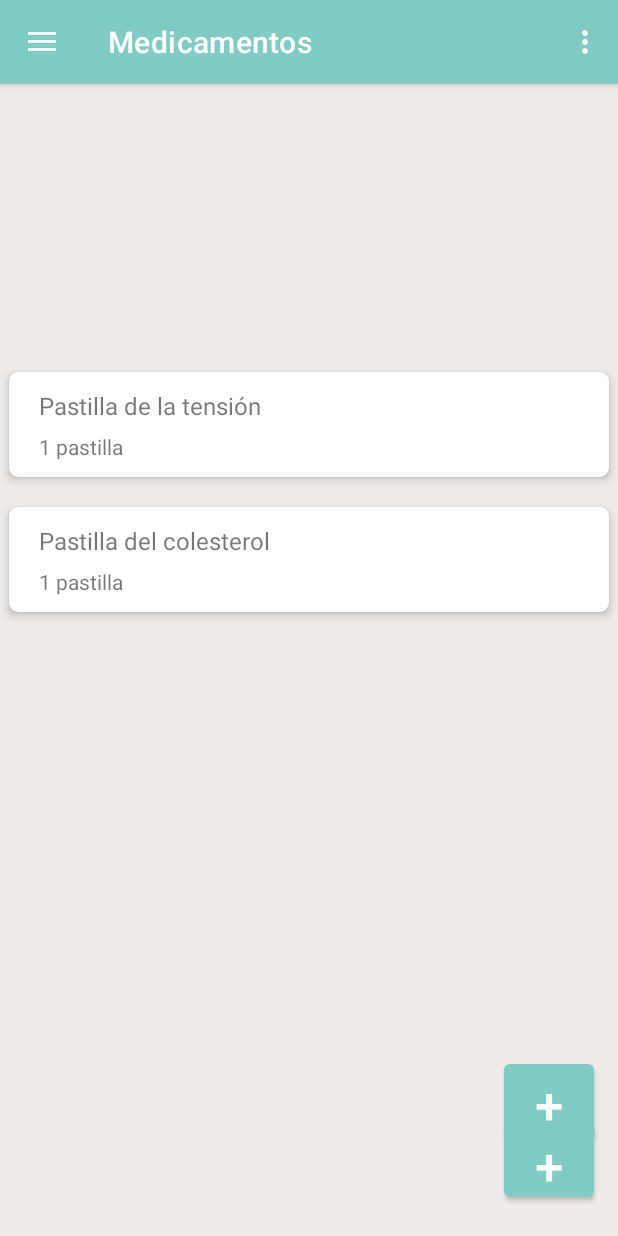
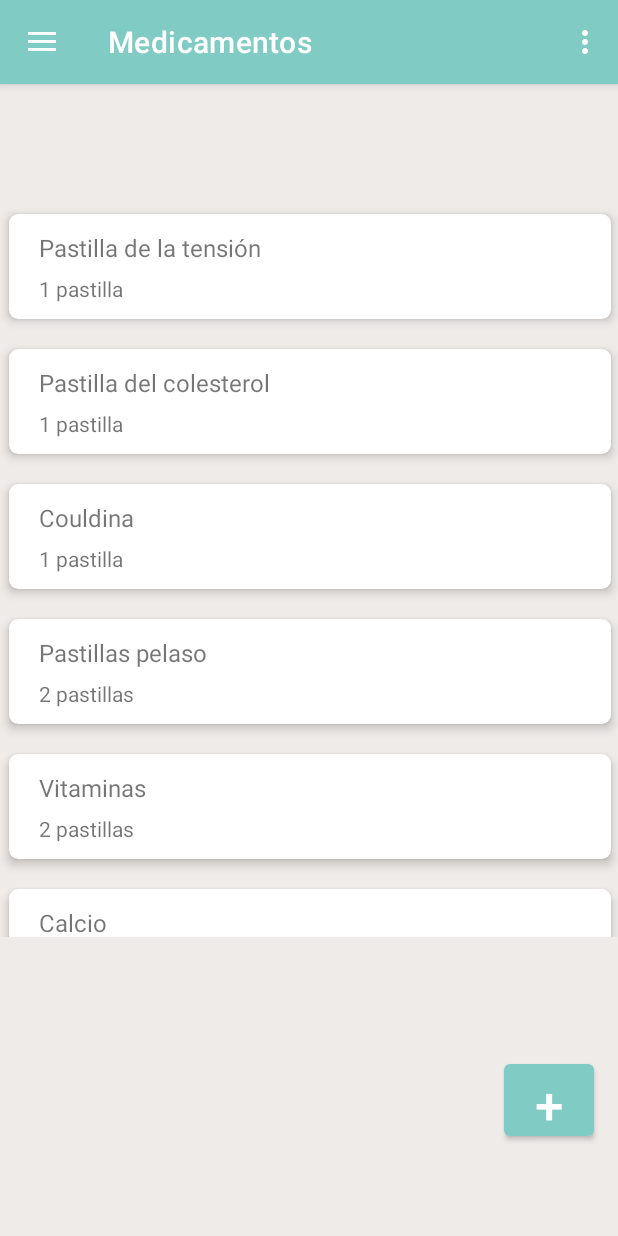
Before and after one commit to silviamoyano/HealthM8, an Android app: the CitasFragment screen opened directly, with no data from a screen before it, in the side drawer, after a tap on "Medicamentos", on a phone screen of 412 x 824 dp. Run offline under Robolectric (Android 15) with nearby library versions, the phone set to English and light mode, and no system bars; our stand-ins replace navigation-ui.

Commit message:
Actualizar listado citas del RecyclerView tras un alta
Actualizacion del listado de citas cuando damos de alta una

```diff
--- a/app/src/main/java/es/studium/healthm8/MainActivity.java
+++ b/app/src/main/java/es/studium/healthm8/MainActivity.java
@@ -11,29 +11,39 @@ import android.widget.Toast;
 
 import com.google.android.material.navigation.NavigationView;
 
+import androidx.annotation.NonNull;
 import androidx.appcompat.app.AlertDialog;
+import androidx.core.view.GravityCompat;
+import androidx.fragment.app.Fragment;
 import androidx.navigation.NavController;
 import androidx.navigation.Navigation;
+import androidx.navigation.fragment.NavHostFragment;
 import androidx.navigation.ui.AppBarConfiguration;
 import androidx.navigation.ui.NavigationUI;
 import androidx.drawerlayout.widget.DrawerLayout;
 import androidx.appcompat.app.AppCompatActivity;
 
+import java.util.ArrayList;
+import java.util.List;
+
 import es.studium.healthm8.databinding.ActivityMainBinding;
+import es.studium.healthm8.ui.citas.Citas;
 import es.studium.healthm8.ui.citas.CitasFragment;
 import es.studium.healthm8.ui.citas.OnDialogoNuevaCitaListener;
+import es.studium.healthm8.ui.medicamentos.MedicamentosFragment;
 
-public class MainActivity extends AppCompatActivity implements OnDialogoNuevaCitaListener
+public class MainActivity extends AppCompatActivity implements OnDialogoNuevaCitaListener//, NavigationView.OnNavigationItemSelectedListener
 {
     private AppBarConfiguration mAppBarConfiguration;
     private ActivityMainBinding binding;
 
     SharedPreferences sharedpreferences;
     public int idUsuarioLogueado;
+    List<Citas> listaCitasUsuario = new ArrayList<>();
+    CitasFragment citasFragment;
 
     @Override
-    protected void onCreate(Bundle savedInstanceState)
-    {
+    protected void onCreate(Bundle savedInstanceState) {
         super.onCreate(savedInstanceState);
 
         //Creamos en memoria la vista de la actividad principal a partir del activity_main.xml
@@ -80,29 +90,34 @@ public class MainActivity extends AppCompatActivity implements OnDialogoNuevaCit
         NavigationUI.setupWithNavController(navigationView, navController);
 
         /*Verificamos si es la primera vez que se crea el MainActivity.
-        * Si es la primera vez es igual a null. Por lo tanto, mostramos CitasFragment
-        * y pasamos los argumentos necesarios.
-        * Lo colocamos al final del onCreate para que el MainActivity se cargue por completo
-        * antes de pasarle los args al fragmento.*/
+         * Si es la primera vez es igual a null. Por lo tanto, mostramos CitasFragment
+         * y pasamos los argumentos necesarios.
+         * Lo colocamos al final del onCreate para que el MainActivity se cargue por completo
+         * antes de pasarle los args al fragmento.*/
         if (savedInstanceState == null) {
             mostrarCitasFragment();
         }
+
     }
+
     //Método para crear el fragmento Citas al que le pasamos como argumento el idUsuarioLogueado
-    private void mostrarCitasFragment()
-    {
-        CitasFragment citasFragment = new CitasFragment();
-
+    private void mostrarCitasFragment() {
         // Crear un Bundle para pasar argumentos
         Bundle args = new Bundle();
         args.putInt("idUsuarioLogueado", idUsuarioLogueado);
-        citasFragment.setArguments(args);
+        Navigation.findNavController(this, R.id.nav_host_fragment_content_main)
+                .navigate(R.id.nav_citas, args);
+    }
 
-        // Mostrar CitasFragment
-        getSupportFragmentManager().beginTransaction()
-                .replace(R.id.nav_host_fragment_content_main, citasFragment)
-                .commit();
+    //Método para crear el framento Medicamentos
+    private void mostrarMedicamentosFragment() {
+        // Crear un Bundle para pasar argumentos
+        Bundle args = new Bundle();
+        args.putInt("idUsuarioLogueado", idUsuarioLogueado);
+        Navigation.findNavController(this, R.id.nav_host_fragment_content_main)
+                .navigate(R.id.nav_medicamentos, args);
     }
+
 
     /*Se monta el menú lateral y se asigna el controlador que gestionará lo eventos*/
     @Override
@@ -111,6 +126,7 @@ public class MainActivity extends AppCompatActivity implements OnDialogoNuevaCit
         getMenuInflater().inflate(R.menu.main, menu);
         return true;
     }
+
     /*Hacemos que con el desplazamiento a la derecha, aparezca el menú */
     @Override
     public boolean onSupportNavigateUp() {
@@ -121,15 +137,11 @@ public class MainActivity extends AppCompatActivity implements OnDialogoNuevaCit
 
     /*Gestionamos el menú de acciones*/
     @Override
-    public boolean onOptionsItemSelected(MenuItem item)
-    {
-        if (item.getItemId() == R.id.mAction_ECredenciales)
-        {
+    public boolean onOptionsItemSelected(MenuItem item) {
+        if (item.getItemId() == R.id.mAction_ECredenciales) {
             crearDialogoEliminarCredenciales();
             Log.d("Mnsj.", "Se ha pulsado la acción Eliminar credenciales");
-        }
-        else if (item.getItemId() == R.id.mAction_EUsuario)
-        {
+        } else if (item.getItemId() == R.id.mAction_EUsuario) {
             //Borramos el usuario de la Base de Datos
             crearDialogoEliminarUsuario();
         }
@@ -137,16 +149,15 @@ public class MainActivity extends AppCompatActivity implements OnDialogoNuevaCit
         return super.onOptionsItemSelected(item);
     }
 
-    public void crearDialogoEliminarCredenciales()
-    {
+    //Método para crear el dialogo para Borrar las credenciales
+    public void crearDialogoEliminarCredenciales() {
         //Iniciamos el dialogo
         AlertDialog dialogoEliminarCredenciales = new AlertDialog.
                 Builder(this)
                 .setPositiveButton("Sí", new DialogInterface.OnClickListener() {
 
                     @Override
-                    public void onClick(DialogInterface dialog, int which)
-                    {
+                    public void onClick(DialogInterface dialog, int which) {
                         //Borramos los datos del SharedPreferences
                         SharedPreferences.Editor editor = sharedpreferences.edit();
                         editor.clear();  // Este método elimina todos los valores.
@@ -154,11 +165,9 @@ public class MainActivity extends AppCompatActivity implements OnDialogoNuevaCit
                         mostrarToast("Se han borrado las credenciales");
                     }
                 })
-                .setNegativeButton("No", new DialogInterface.OnClickListener()
-                {
+                .setNegativeButton("No", new DialogInterface.OnClickListener() {
                     @Override
-                    public void onClick(DialogInterface dialog, int which)
-                    {
+                    public void onClick(DialogInterface dialog, int which) {
                         dialog.dismiss(); //Cerramos el dialogo
                     }
                 })
@@ -166,26 +175,24 @@ public class MainActivity extends AppCompatActivity implements OnDialogoNuevaCit
                 .setMessage("¿Está segur@ de que quiere eliminar las credenciales?")
                 .create();
         dialogoEliminarCredenciales.show();
+
     }
 
-    public void crearDialogoEliminarUsuario()
-    {
+    //Método para crear el dialogo para Eliminar el usuario
+    public void crearDialogoEliminarUsuario() {
         //Iniciamos el dialogo
         AlertDialog dialogoEliminarUsuario = new AlertDialog.
                 Builder(this)
                 .setPositiveButton("Sí", new DialogInterface.OnClickListener() {
 
                     @Override
-                    public void onClick(DialogInterface dialog, int which)
-                    {
+                    public void onClick(DialogInterface dialog, int which) {
                         //mostrarToast("Se ha borrado el usuario");
                     }
                 })
-                .setNegativeButton("No", new DialogInterface.OnClickListener()
-                {
+                .setNegativeButton("No", new DialogInterface.OnClickListener() {
                     @Override
-                    public void onClick(DialogInterface dialog, int which)
-                    {
+                    public void onClick(DialogInterface dialog, int which) {
                         dialog.dismiss(); //Cerramos el dialogo
                     }
                 })
@@ -194,23 +201,34 @@ public class MainActivity extends AppCompatActivity implements OnDialogoNuevaCit
                 .create();
         dialogoEliminarUsuario.show();
     }
-    public void mostrarToast(String mensaje)
-    {
+
+    //Método para mostrar un Toast
+    public void mostrarToast(String mensaje) {
         Toast.makeText(this, mensaje, Toast.LENGTH_SHORT).show();
     }
 
+    //LISTENER Dialogos
     @Override
     public void onDialogoAceptarListener() {
-
     }
 
     @Override
     public void onDialogoCancelarListener() {
-
     }
 
     @Override
     public void onDialogoRecordatorioCitaListener() {
+    }
 
+    @Override
+    public void onDialogoRefrescarCitasListener() {
+        NavHostFragment navHostFragment = (NavHostFragment) getSupportFragmentManager().findFragmentById(R.id.nav_host_fragment_content_main);
+        if (navHostFragment != null) {
+            CitasFragment citasFragment = (CitasFragment) navHostFragment.getChildFragmentManager().findFragmentById(R.id.nav_host_fragment_content_main);
+            if (citasFragment != null) {
+                citasFragment.obtenerCitasUsuario(idUsuarioLogueado);  // Actualiza la lista de citas
+
+            }
+        }
     }
 }
--- a/app/src/main/java/es/studium/healthm8/io/ApiService.java
+++ b/app/src/main/java/es/studium/healthm8/io/ApiService.java
@@ -7,8 +7,7 @@ import es.studium.healthm8.ui.especialidad.Especialidades;
 import es.studium.healthm8.usuarios.Usuarios;
 import retrofit2.Call;
 import retrofit2.http.Body;
-import retrofit2.http.Field;
-import retrofit2.http.FormUrlEncoded;
+
 import retrofit2.http.GET;
 import retrofit2.http.POST;
 import retrofit2.http.Path;
--- a/app/src/main/java/es/studium/healthm8/ui/citas/Citas.java
+++ b/app/src/main/java/es/studium/healthm8/ui/citas/Citas.java
@@ -1,6 +1,4 @@
 package es.studium.healthm8.ui.citas;
-
-import java.util.Date;
 
 import es.studium.healthm8.ui.especialidad.Especialidades;
 
--- a/app/src/main/java/es/studium/healthm8/ui/citas/CitasFragment.java
+++ b/app/src/main/java/es/studium/healthm8/ui/citas/CitasFragment.java
@@ -1,5 +1,4 @@
 package es.studium.healthm8.ui.citas;
-
 import android.os.Bundle;
 import android.util.Log;
 import android.view.LayoutInflater;
@@ -9,7 +8,6 @@ import android.widget.Button;
 
 import androidx.annotation.NonNull;
 import androidx.fragment.app.Fragment;
-import androidx.lifecycle.ViewModelProvider;
 import androidx.navigation.NavController;
 import androidx.navigation.fragment.NavHostFragment;
 import androidx.recyclerview.widget.LinearLayoutManager;
@@ -18,6 +16,8 @@ import androidx.recyclerview.widget.RecyclerView;
 import com.google.gson.Gson;
 
 import java.util.ArrayList;
+import java.util.Collections;
+import java.util.Comparator;
 import java.util.List;
 
 import es.studium.healthm8.R;
@@ -28,12 +28,12 @@ import retrofit2.Call;
 import retrofit2.Callback;
 import retrofit2.Response;
 
-public class CitasFragment extends Fragment {
-
+public class CitasFragment extends Fragment
+{
     private FragmentCitasBinding binding;
     RecyclerView recyclerView;
     private CitasAdapter citasAdapter;
-    private List<Citas> listaCitasUsuario = new ArrayList<>();
+    List<Citas> items = new ArrayList<>();
     NavController navController;
     private int idUsuarioLogueado;
     Button btnNuevaCitas;
@@ -41,17 +41,16 @@ public class CitasFragment extends Fragment {
     DialogoNuevaCita dialogoNuevaCita;
 
 
-    public View onCreateView(@NonNull LayoutInflater inflater, ViewGroup container, Bundle savedInstanceState) {
-        CitasViewModel citasViewModel = new ViewModelProvider(this).get(CitasViewModel.class);
-
+    public View onCreateView(@NonNull LayoutInflater inflater, ViewGroup container, Bundle savedInstanceState)
+    {
+        //CitasViewModel citasViewModel = new ViewModelProvider(this).get(CitasViewModel.class);
         binding = FragmentCitasBinding.inflate(inflater, container, false);
         View root = binding.getRoot();
 
         // Configurar RecyclerView y adaptador
         recyclerView = root.findViewById(R.id.myRecyclerView_Citas);
         //citasAdapter = new CitasAdapter(listaCitasUsuario, navController, requireContext());
-        recyclerView.setLayoutManager(new LinearLayoutManager(getContext()));
-       //recyclerView.setAdapter(citasAdapter);
+        recyclerView.setLayoutManager(new LinearLayoutManager(getActivity()));// getContext()
 
         //Obtener el idUsuarioLogueado
         //Recuperamos los argumentos del MainActivity
@@ -59,27 +58,26 @@ public class CitasFragment extends Fragment {
         if(args != null)
         {
             idUsuarioLogueado = args.getInt("idUsuarioLogueado", 0);
+            Log.d("Mnsj. CitasFragment", "========================================================================");
             Log.d("Mnsj. CitasFragment", "idUsuarioLogueado: " + idUsuarioLogueado);
         }
         else
         {
             Log.d("Mnsj. CitasFragment", "No hemos recibido idUsuarioLogueado");
         }
-
         obtenerCitasUsuario(idUsuarioLogueado);
-        // Actualizar la vista con las citas obtenidas
-        //actualizarCitas(listaCitasUsuario);
 
         //Asignamos el botón a vista
         btnNuevaCitas = root.findViewById(R.id.button_Nuevo);
 
         //Agregamos el Listener al botón
-        btnNuevaCitas.setOnClickListener(new View.OnClickListener() {
+        btnNuevaCitas.setOnClickListener(new View.OnClickListener()
+        {
             @Override
-            public void onClick(View v) {
+            public void onClick(View v)
+            {
                 //Abrimos el diálogo para dar de alta una nueva cita
                 abrirDialogoNuevaCita();
-
             }
         });
         return root;
@@ -107,16 +105,26 @@ public class CitasFragment extends Fragment {
                         }
                         // Log para imprimir la respuesta completa de la API
                         Log.d("Mnsj. CitasFragment","obtenerCitasUsuario - Tamaño lista: "+listadoCitasDelUsuario.size()+"");
-                        // Convertir el listado de citas a JSON
-                        Gson gson = new Gson();
-                        String json = gson.toJson(listadoCitasDelUsuario);
 
-                        // Imprimir el JSON en la consola
-                        Log.d("Mnsj. CitasFragment", "JSON_RESPONSE: " +json);
-                        // Llama al método actualizarCitas en el fragmento CitasFragment
+                        //Ordenar la lista por fecha ascendente
+                        Collections.sort(listadoCitasDelUsuario, new Comparator<Citas>() {
+                            @Override
+                            public int compare(Citas cita1, Citas cita2) {
+                                return cita1.getFechaCita().compareTo(cita2.getFechaCita());
+                            }
+                        });
+
+//                        // Convertir el listado de citas a JSON
+//                        Gson gson = new Gson();
+//                        String json = gson.toJson(listadoCitasDelUsuario);
+//
+//                        // Imprimir el JSON en la consola
+//                        Log.d("Mnsj. CitasFragment", "JSON_RESPONSE: " +json);
+
                         // Configurar el adaptador con los datos de las citas
                         citasAdapter = new CitasAdapter(listadoCitasDelUsuario, NavHostFragment.findNavController(CitasFragment.this), requireContext());
                         recyclerView.setAdapter(citasAdapter);
+                        items = listadoCitasDelUsuario;
                     }
                     else {
                         Log.d("Mnsj. CitasFragment", "response: no es exitosa");
@@ -148,31 +156,19 @@ public class CitasFragment extends Fragment {
         Bundle args = new Bundle();
         args.putInt("idUsuarioLogueado", idUsuarioLogueado);
         dialogoNuevaCita.setArguments(args);
+//        dialogoNuevaCita.setTargetFragment(this, 1);
         //Mostramos el dialogo
         /* Como el dialogo lo abrimos en un fragment tenemos que escribir:
          * requireActivity() para obtener una referencia a la actividad asociada (MainActivity)*/
         dialogoNuevaCita.show(requireActivity().getSupportFragmentManager(),"Nueva Cita");
+//        dialogoNuevaCita.show(getParentFragmentManager(),"Nueva Cita");
+        Log.d("Mnsj. CitasFragment", "========================================================================");
         Log.d("Mnsj. CitasFragment", "Abrimos dialogo nueva cita");
-    }
-
-
-    /*public void actualizarCitas(List<Citas> listaCitasUsuario) {
-        // Actualizar el conjunto de datos del adaptador
-        citasAdapter.setItems(listaCitasUsuario);
-        // Notificar al adaptador que los datos han cambiado
-        citasAdapter.notifyDataSetChanged();
-
-        // Mostrar u ocultar el RecyclerView según la lista de citas
-        if (listaCitasUsuario != null && !listaCitasUsuario.isEmpty()) {
-            binding.myRecyclerViewCitas.setVisibility(View.VISIBLE);
-        } else {
-            binding.myRecyclerViewCitas.setVisibility(View.GONE);
-        }
     }
 
     @Override
     public void onDestroyView() {
         super.onDestroyView();
         binding = null;
-    }*/
+    }
 }
--- a/app/src/main/java/es/studium/healthm8/ui/citas/OnDialogoNuevaCitaListener.java
+++ b/app/src/main/java/es/studium/healthm8/ui/citas/OnDialogoNuevaCitaListener.java
@@ -5,5 +5,8 @@ public interface OnDialogoNuevaCitaListener
     public void onDialogoAceptarListener();
     public void onDialogoCancelarListener();
 
-    void onDialogoRecordatorioCitaListener();
+    public void onDialogoRecordatorioCitaListener();
+
+    public void onDialogoRefrescarCitasListener();
+
 }
--- a/app/src/main/java/es/studium/healthm8/ui/medicamentos/MedicamentosFragment.java
+++ b/app/src/main/java/es/studium/healthm8/ui/medicamentos/MedicamentosFragment.java
@@ -25,9 +25,11 @@ public class MedicamentosFragment extends Fragment
     private RecyclerView recyclerView;
     private MedicamentosAdapter medicamentosAdapter;
 
-    public View onCreateView(@NonNull LayoutInflater inflater, ViewGroup container, Bundle savedInstanceState)
+    public View onCreateView(@NonNull LayoutInflater inflater,
+                             ViewGroup container, Bundle savedInstanceState)
     {
-        MedicamentosViewModel medicamentosViewModel = new ViewModelProvider(this).get(MedicamentosViewModel.class);
+        MedicamentosViewModel medicamentosViewModel =
+                new ViewModelProvider(this).get(MedicamentosViewModel.class);
 
         binding = FragmentMedicamentosBinding.inflate(inflater, container, false);
         View root = binding.getRoot();
@@ -47,6 +49,10 @@ public class MedicamentosFragment extends Fragment
         List<Medicamentos> lista = new ArrayList<>();
         lista.add(new Medicamentos("Pastilla de la tensión", "1 pastilla"));
         lista.add(new Medicamentos("Pastilla del colesterol", "1 pastilla"));
+        lista.add(new Medicamentos("Couldina", "1 pastilla"));
+        lista.add(new Medicamentos("Pastillas pelaso", "2 pastillas"));
+        lista.add(new Medicamentos("Vitaminas", "2 pastillas"));
+        lista.add(new Medicamentos("Calcio", "3 pastillas"));
         return lista;
     }
 
--- a/app/src/main/res/layout/activity_main.xml
+++ b/app/src/main/res/layout/activity_main.xml
@@ -22,5 +22,8 @@
         android:fitsSystemWindows="true"
         android:background="@color/brown_50"
         app:headerLayout="@layout/nav_header_main"
-        app:menu="@menu/activity_main_drawer" />
+        app:menu="@menu/activity_main_drawer"
+        app:itemIconTint="@color/brown_900"
+        app:itemTextColor="@color/brown_900"/>
+
 </androidx.drawerlayout.widget.DrawerLayout>
--- a/app/src/main/res/layout/fragment_medicamentos.xml
+++ b/app/src/main/res/layout/fragment_medicamentos.xml
@@ -8,14 +8,13 @@
 
     <androidx.recyclerview.widget.RecyclerView
         android:id="@+id/myRecyclerView_Medicamentos"
-        android:layout_width="412dp"
-        android:layout_height="448dp"
+        android:layout_width="413dp"
+        android:layout_height="490dp"
         app:layout_constraintBottom_toBottomOf="parent"
         app:layout_constraintEnd_toEndOf="parent"
-        app:layout_constraintHorizontal_bias="1.0"
         app:layout_constraintStart_toStartOf="parent"
         app:layout_constraintTop_toTopOf="parent"
-        app:layout_constraintVertical_bias="0.574" />
+        app:layout_constraintVertical_bias="0.282" />
 
     <Button
         android:id="@+id/button_Nuevo"
@@ -29,5 +28,5 @@
         app:layout_constraintHorizontal_bias="0.954"
         app:layout_constraintStart_toStartOf="parent"
         app:layout_constraintTop_toBottomOf="@+id/myRecyclerView_Medicamentos"
-        app:layout_constraintVertical_bias="0.741" />
+        app:layout_constraintVertical_bias="0.566" />
 </androidx.constraintlayout.widget.ConstraintLayout>
--- a/app/src/main/res/navigation/mobile_navigation.xml
+++ b/app/src/main/res/navigation/mobile_navigation.xml
@@ -9,12 +9,20 @@
         android:id="@+id/nav_citas"
         android:name="es.studium.healthm8.ui.citas.CitasFragment"
         android:label="@string/menu_home"
-        tools:layout="@layout/fragment_citas" />
+        tools:layout="@layout/fragment_citas" >
+        <action
+            android:id="@+id/action_nav_citas_to_nav_medicamentos"
+            app:destination="@id/nav_medicamentos" />
+    </fragment>
 
     <fragment
         android:id="@+id/nav_medicamentos"
         android:name="es.studium.healthm8.ui.medicamentos.MedicamentosFragment"
         android:label="@string/menu_gallery"
-        tools:layout="@layout/fragment_medicamentos" />
+        tools:layout="@layout/fragment_medicamentos" >
+        <action
+            android:id="@+id/action_nav_medicamentos_to_nav_citas"
+            app:destination="@id/nav_citas" />
+    </fragment>
 
 </navigation>
--- a/app/src/main/res/values/colors.xml
+++ b/app/src/main/res/values/colors.xml
@@ -5,6 +5,7 @@
     <color name="teal_200">#80CBC4</color>
     <color name="teal_50">#E0F2F1</color>
     <color name="grey_300">#E0E0E0</color>
+    <color name="brown_900">#3E2723</color>
     <color name="brown_100">#D7CCC8</color>
     <color name="brown_502">#E0D1C9</color>
     <color name="brown_50">#EFEBE9</color>
```
Also changed, not shown: app/src/main/java/es/studium/healthm8/ui/citas/CitasAdapter.java (+21 -5 lines), app/src/main/java/es/studium/healthm8/ui/citas/DialogoNuevaCita.java (+6 -4 lines), app/src/main/res/layout/citas_card.xml (+5 -5 lines).
